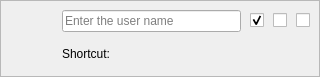
Qt form zapzap/view/ui/card_user.ui (jmbatistav/zapzap) before a commit.
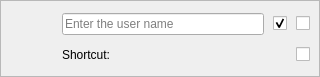
The same form after that commit.

Commit message: :lipstick: feat: Icon organization in CardUser

Patch:
```diff
--- a/zapzap/view/ui/card_user.ui
+++ b/zapzap/view/ui/card_user.ui
@@ -136,19 +136,6 @@
           </property>
          </widget>
         </item>
-        <item row="0" column="4">
-         <widget class="QCheckBox" name="deleteUser">
-          <property name="cursor">
-           <cursorShape>PointingHandCursor</cursorShape>
-          </property>
-          <property name="toolTip">
-           <string>Delete user</string>
-          </property>
-          <property name="text">
-           <string/>
-          </property>
-         </widget>
-        </item>
         <item row="0" column="2">
          <widget class="QCheckBox" name="showNotifications">
           <property name="cursor">
@@ -168,6 +155,19 @@
           </property>
          </widget>
         </item>
+        <item row="1" column="3">
+         <widget class="QCheckBox" name="deleteUser">
+          <property name="cursor">
+           <cursorShape>PointingHandCursor</cursorShape>
+          </property>
+          <property name="toolTip">
+           <string>Delete user</string>
+          </property>
+          <property name="text">
+           <string/>
+          </property>
+         </widget>
+        </item>
        </layout>
       </item>
      </layout>
```
The commit also changes 1 other file.
